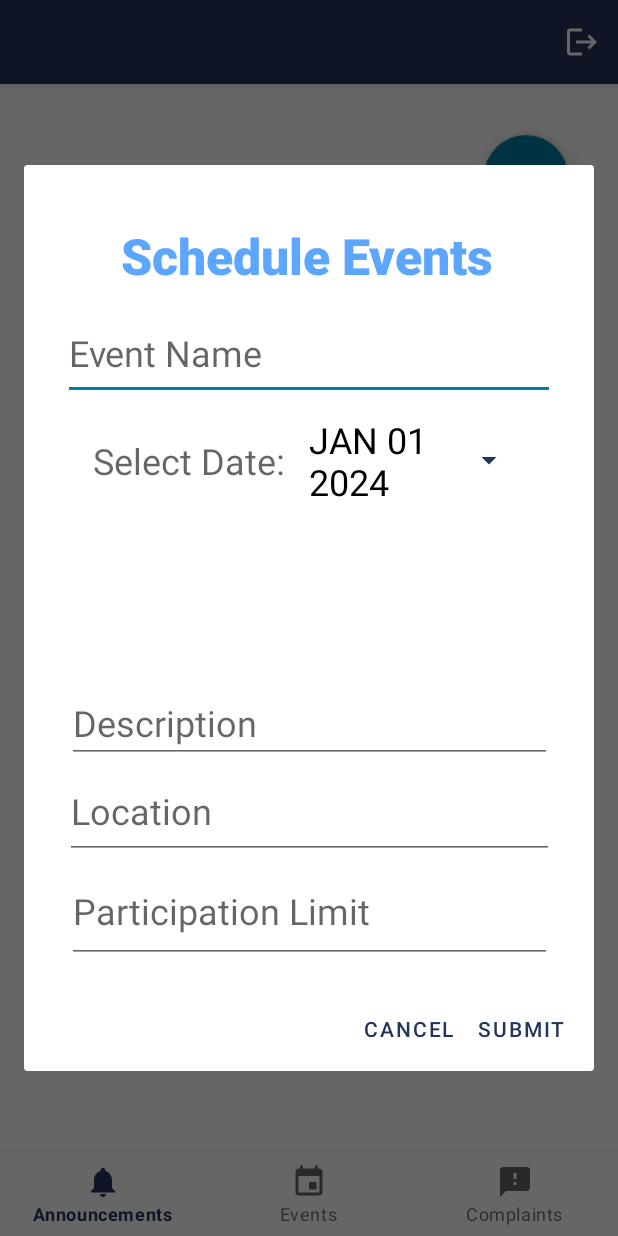
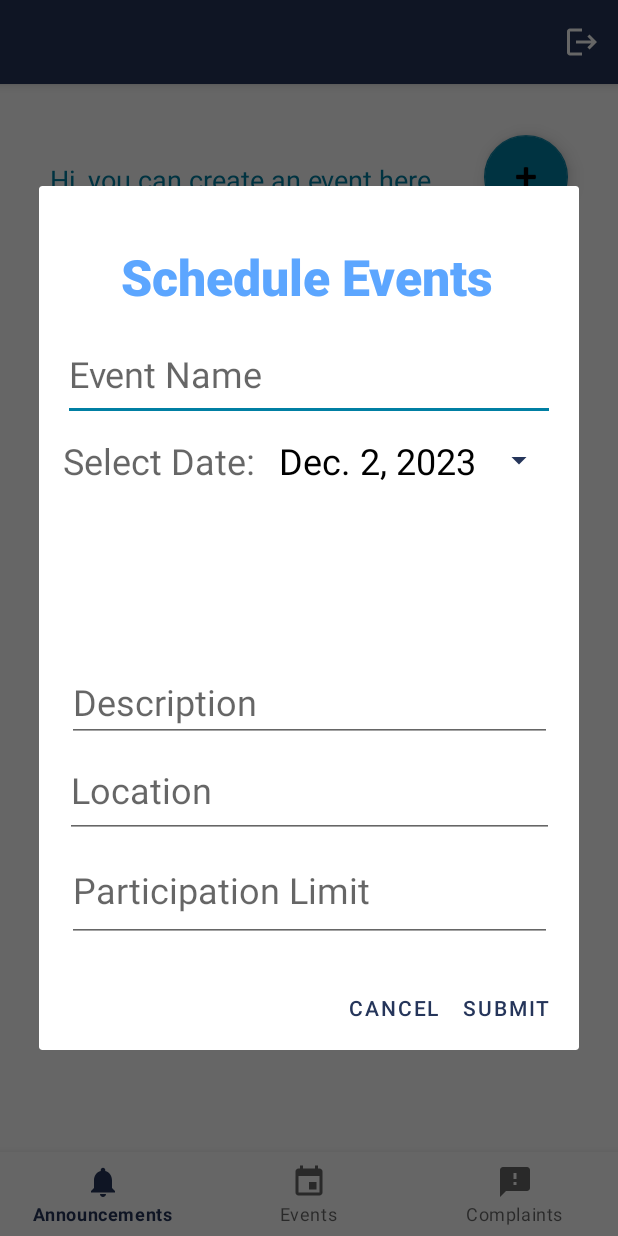
Before and after one commit to emmimelon/B07-Project, an Android app: the AdminEventsFragment screen opened through its navigation route, after a tap on "Schedule an Event Here!", on a phone screen of 412 x 824 dp. Run offline under Robolectric (Android 15) with nearby library versions, the phone set to English and light mode, and no system bars; our stand-ins replace Firebase (no records; nobody signed in at launch, a user with empty details on screens opened directly), navigation-ui; libraries missing offline, so code that uses them is left out: org.checkerframework.checker; Roboto replaces fonts that are not available here.

Commit message:
Calendar now appears for date selection
The user will now select the date with a calendar that appears when tapping the new date select button. This replaces the button's text, which the code will grab and store in a format recognized by other classes

```diff
--- a/app/src/main/java/com/example/b07project/ui/events/admin_events/AdminEventsFragment.java
+++ b/app/src/main/java/com/example/b07project/ui/events/admin_events/AdminEventsFragment.java
@@ -1,12 +1,14 @@
 package com.example.b07project.ui.events.admin_events;
 
 import android.app.AlertDialog;
+import android.app.DatePickerDialog;
 import android.content.DialogInterface;
 import android.os.Bundle;
 import android.view.LayoutInflater;
 import android.view.View;
 import android.view.ViewGroup;
 import android.widget.Button;
+import android.widget.DatePicker;
 import android.widget.EditText;
 import android.widget.Toast;
 
@@ -27,11 +29,14 @@ import com.google.firebase.database.FirebaseDatabase;
 import com.google.firebase.database.ValueEventListener;
 
 import java.util.ArrayList;
+import java.util.Calendar;
 import java.util.HashMap;
 
 public class AdminEventsFragment extends Fragment implements AdminEventsInterface {
 
     private @NonNull FragmentAdminEventsBinding binding;
+    private DatePickerDialog datePickerDialog;
+    private Button dateButton;
     static ArrayList<AdminEventsModel> adminEventsModels = new ArrayList<>();
     private FirebaseDatabase db;
     private DatabaseReference ref;
@@ -103,9 +108,17 @@ public class AdminEventsFragment extends Fragment implements AdminEventsInterfac
 
         AlertDialog.Builder builder = new AlertDialog.Builder(getActivity());
         builder.setView(dialogView);
-
+        initDatePicker();
+        dateButton = dialogView.findViewById(R.id.btnDate);
+        dateButton.setText(getTodaysDate());
+        dateButton.setOnClickListener(new View.OnClickListener() {
+            @Override
+            public void onClick(View v) {
+                datePickerDialog.show();
+            }
+        });
         EditText eventName = dialogView.findViewById(R.id.eventName);
-        EditText eventDate = dialogView.findViewById(R.id.eventDate);
+        Button eventDate = dialogView.findViewById(R.id.btnDate);
         EditText eventDescription = dialogView.findViewById(R.id.eventDescription);
         EditText eventLocation = dialogView.findViewById(R.id.eventLocation);
         EditText participationLimit = dialogView.findViewById(R.id.participationLimit);
@@ -179,4 +192,62 @@ public class AdminEventsFragment extends Fragment implements AdminEventsInterfac
         ref.child("Registered Users").setValue(new HashMap<String, Object>());
         ref.child("Reviews").setValue(new HashMap<String, Object>());
     }
+
+    public void initDatePicker(){
+        DatePickerDialog.OnDateSetListener dateSetListener = new DatePickerDialog.OnDateSetListener(){
+
+            @Override
+            public void onDateSet(DatePicker view, int year, int month, int day) {
+                month = month + 1;
+                String date = makeDateString(day, month, year);
+                dateButton.setText(date);
+            }
+        };
+
+        Calendar cal = Calendar.getInstance();
+        int year = cal.get(Calendar.YEAR);
+        int month = cal.get(Calendar.MONTH);
+        int day = cal.get(Calendar.DAY_OF_MONTH);
+        int style = android.R.style.Theme_Material_Dialog_Alert;
+        datePickerDialog = new DatePickerDialog(getActivity(), style, dateSetListener, year, month, day);
+
+    }
+    private String makeDateString(int day, int month, int year){
+        return monthNumToName(month) + " " + day + ", " + year;
+    }
+    private String getTodaysDate(){
+        Calendar cal = Calendar.getInstance();
+        int year = cal.get(Calendar.YEAR);
+        int month = cal.get(Calendar.MONTH);
+        int day = cal.get(Calendar.DAY_OF_MONTH);
+        month = month + 1;
+        return makeDateString(day, month, year);
+    }
+    private String monthNumToName(int month) {
+        switch(month) {
+            case 1:
+                return "Jan.";
+            case 2:
+                return "Feb.";
+            case 3:
+                return "Mar.";
+            case 4:
+                return "Apr.";
+            case 5:
+                return "May";
+            case 6:
+                return "Jun.";
+            case 7:
+                return "Jul.";
+            case 8:
+                return "Aug.";
+            case 9:
+                return "Sep.";
+            case 10:
+                return "Oct.";
+            case 11:
+                return "Nov.";
+        }
+        return "Dec.";
+    }
 }
--- a/app/src/main/res/layout/fragment_admin_events_dialog.xml
+++ b/app/src/main/res/layout/fragment_admin_events_dialog.xml
@@ -24,10 +24,8 @@
 
     <LinearLayout
         android:id="@+id/date"
-        android:layout_width="match_parent"
+        android:layout_width="328dp"
         android:layout_height="wrap_content"
-        android:layout_marginStart="30dp"
-        android:layout_marginEnd="30dp"
         android:orientation="horizontal"
         app:layout_constraintEnd_toEndOf="parent"
         app:layout_constraintStart_toStartOf="parent"
@@ -45,7 +43,6 @@
             android:textSize="24sp" />
 
         <Button
-
             android:id="@+id/btnDate"
             style="?android:spinnerStyle"
             android:layout_width="match_parent"
```
